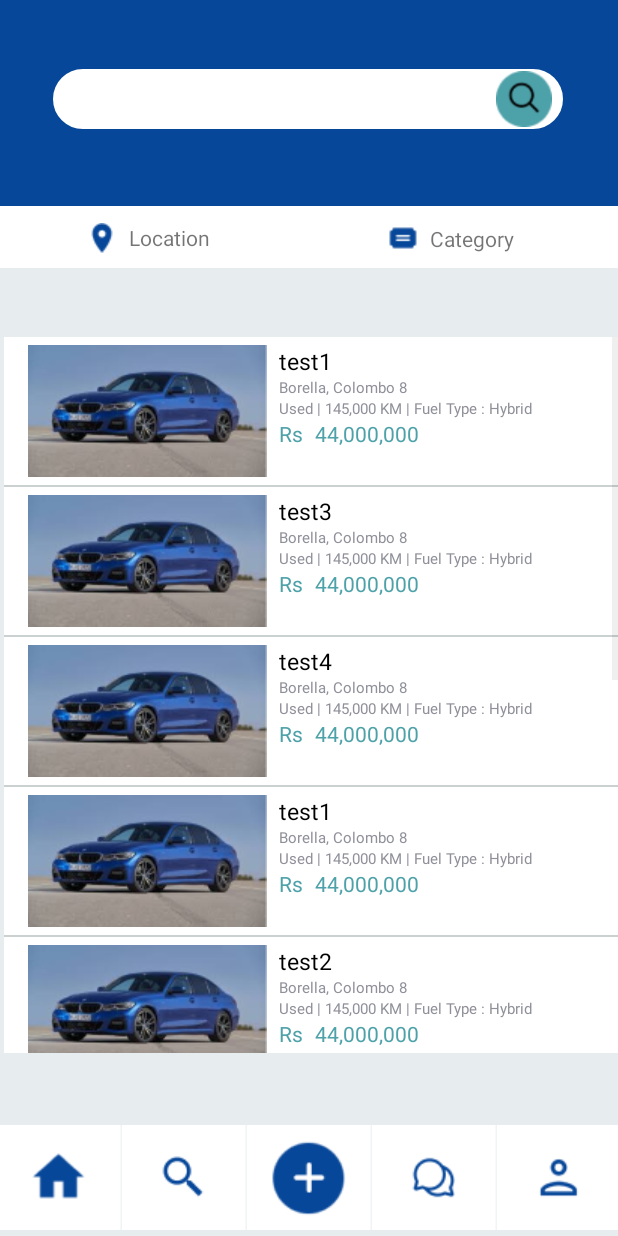
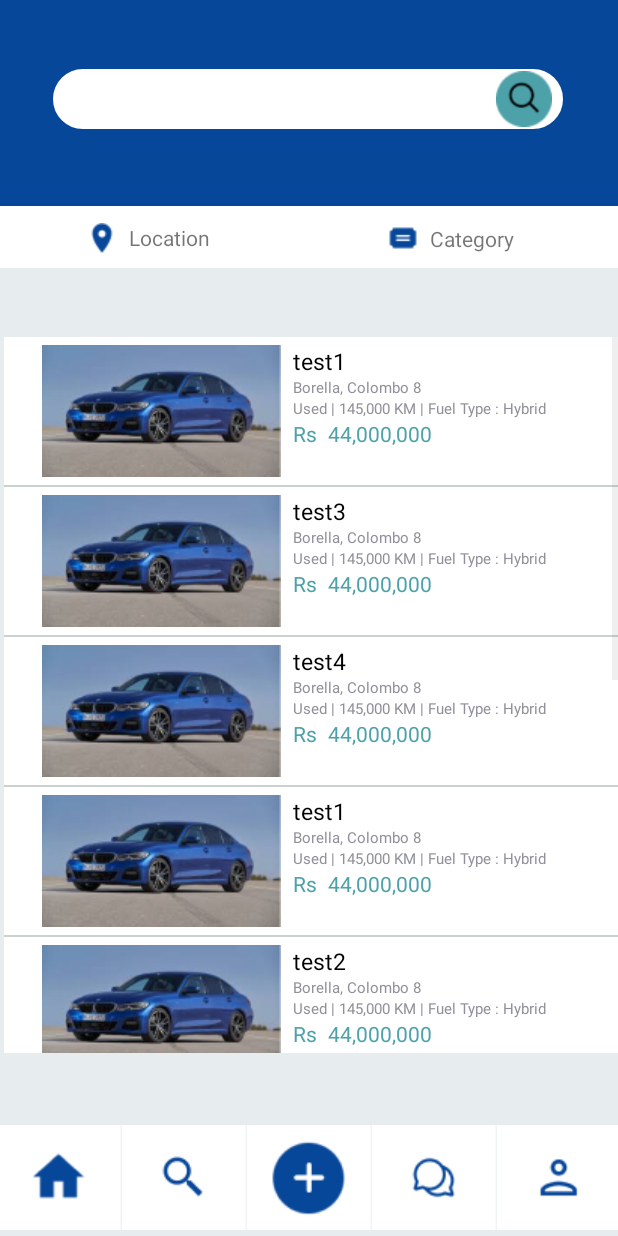
Before and after one commit to Sudharaka200/wheel-deal-mobile-app, an Android app: the home screen opened directly, with no data from a screen before it, on a phone screen of 412 x 824 dp. Run offline under Robolectric (Android 15) with nearby library versions, the phone set to English and light mode, and no system bars.

Commit message:
margin-home adds

```diff
--- a/app/src/main/java/com/example/wheeldeal/SQLiteHelper.java
+++ b/app/src/main/java/com/example/wheeldeal/SQLiteHelper.java
@@ -2,10 +2,14 @@ package com.example.wheeldeal;
 
 import android.content.ContentValues;
 import android.content.Context;
+import android.database.Cursor;
 import android.database.sqlite.SQLiteDatabase;
 import android.database.sqlite.SQLiteOpenHelper;
 
 import androidx.annotation.Nullable;
+
+import java.util.ArrayList;
+import java.util.HashMap;
 
 public class SQLiteHelper extends SQLiteOpenHelper {
 
@@ -75,4 +79,6 @@ public class SQLiteHelper extends SQLiteOpenHelper {
             db.execSQL("DROP TABLE IF EXISTS " + TABLE_NAME);
             onCreate(db);
     }
+
+
 }
--- a/app/src/main/res/layout/list_view_s.xml
+++ b/app/src/main/res/layout/list_view_s.xml
@@ -12,6 +12,7 @@
             android:layout_height="wrap_content"
             android:layout_marginTop="5dp"
             android:layout_marginBottom="5dp"
+            android:layout_marginLeft="10dp"
             app:layout_constraintBottom_toBottomOf="parent"
             app:layout_constraintEnd_toEndOf="parent"
             app:layout_constraintHorizontal_bias="0.063"
@@ -26,6 +27,7 @@
             android:layout_height="wrap_content"
             android:layout_marginStart="8dp"
             android:text="2020 BMW 3 Series"
+            android:layout_marginRight="10dp"
             android:textColor="@color/black"
             android:textSize="15dp"
             app:layout_constraintBottom_toBottomOf="@+id/addImg"
@@ -37,6 +39,7 @@
             android:id="@+id/addArea"
             android:layout_width="wrap_content"
             android:layout_height="wrap_content"
+            android:layout_marginRight="10dp"
             android:text="Borella, Colombo 8"
             android:textSize="10dp"
             app:layout_constraintEnd_toEndOf="@+id/addTitle"
@@ -48,6 +51,7 @@
             android:id="@+id/addMiniDetails"
             android:layout_width="wrap_content"
             android:layout_height="wrap_content"
+            android:layout_marginRight="10dp"
             android:text="Used | 145,000 KM | Fuel Type : Hybrid"
             android:textSize="10dp"
             app:layout_constraintEnd_toEndOf="@+id/addArea"
@@ -70,6 +74,7 @@
             android:id="@+id/addPrice"
             android:layout_width="wrap_content"
             android:layout_height="wrap_content"
+            android:layout_marginRight="10dp"
             android:text="44,000,000"
             android:textColor="#4DA1A9"
             app:layout_constraintEnd_toEndOf="@+id/addMiniDetails"
```
